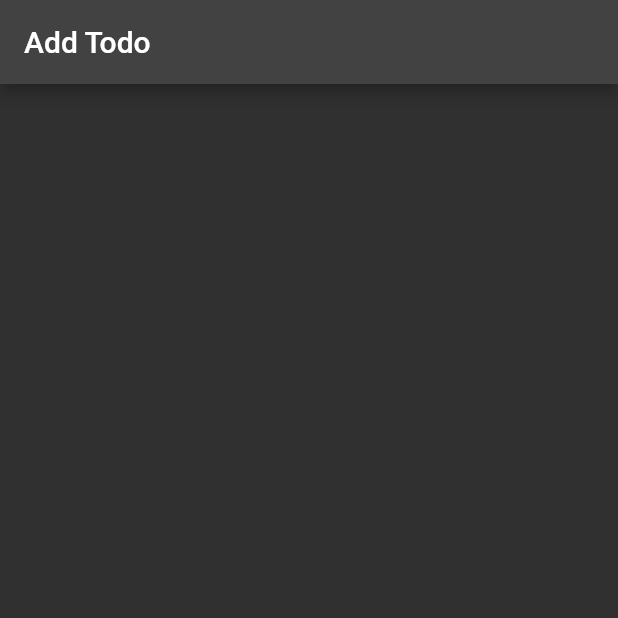
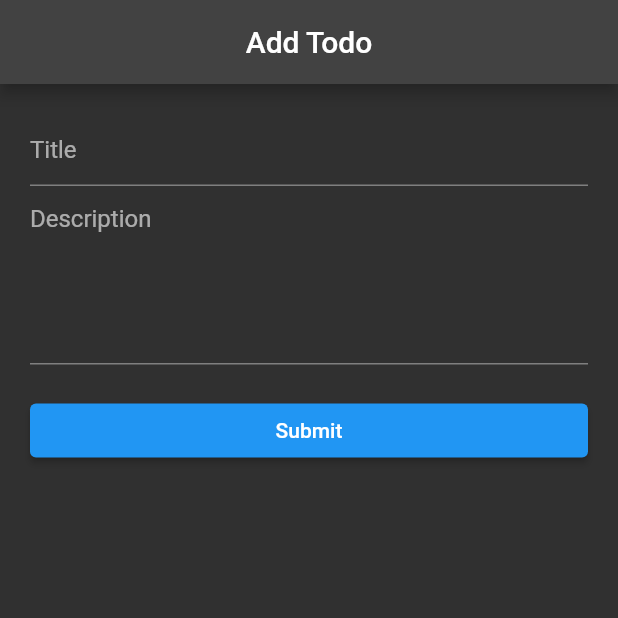
Before and after one commit to subin1rai/T0-DO, a Flutter app: the AddToDoPage screen opened directly, on a phone screen of 412 x 824 dp, the top half of it. Run offline on Flutter 3.47's test engine with Material 2 defaults, Android fonts, the phone set to English and light mode, and no system bars.

Commit message:
UI of addPage

```diff
--- a/lib/Screens/add_page.dart
+++ b/lib/Screens/add_page.dart
@@ -12,8 +12,28 @@ class _AddToDoPageState extends State<AddToDoPage> {
   Widget build(BuildContext context) {
     return Scaffold(
       appBar: AppBar(
-        title: const Text("Add Todo")
-        ),
+        title: const Text("Add Todo"),
+        centerTitle: true,
+      ),
+      body: ListView(
+        padding: EdgeInsets.all(20),
+        children: [
+          TextField(
+            decoration: InputDecoration(hintText: 'Title'),
+          ),
+          TextField(
+            decoration: InputDecoration(
+              hintText: 'Description',
+            ),
+            keyboardType: TextInputType.multiline,
+            minLines: 5,
+            maxLines: 8,
+          ),
+          SizedBox(height: 20),
+          ElevatedButton(onPressed: () {},
+          child: Text('Submit'))
+        ],
+      ),
     );
   }
 }
```
